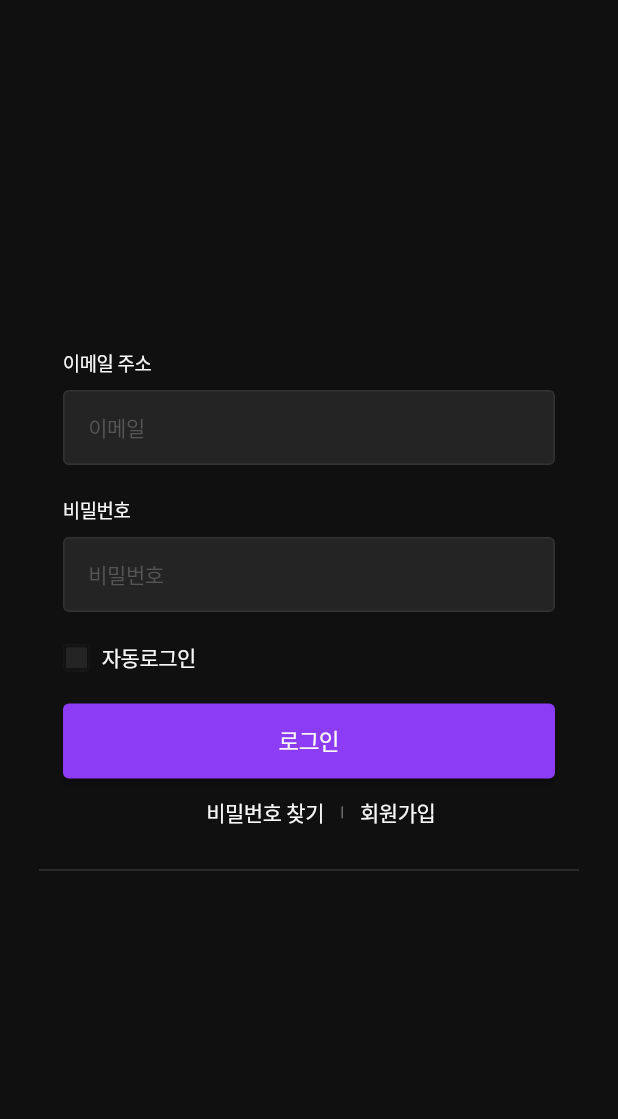
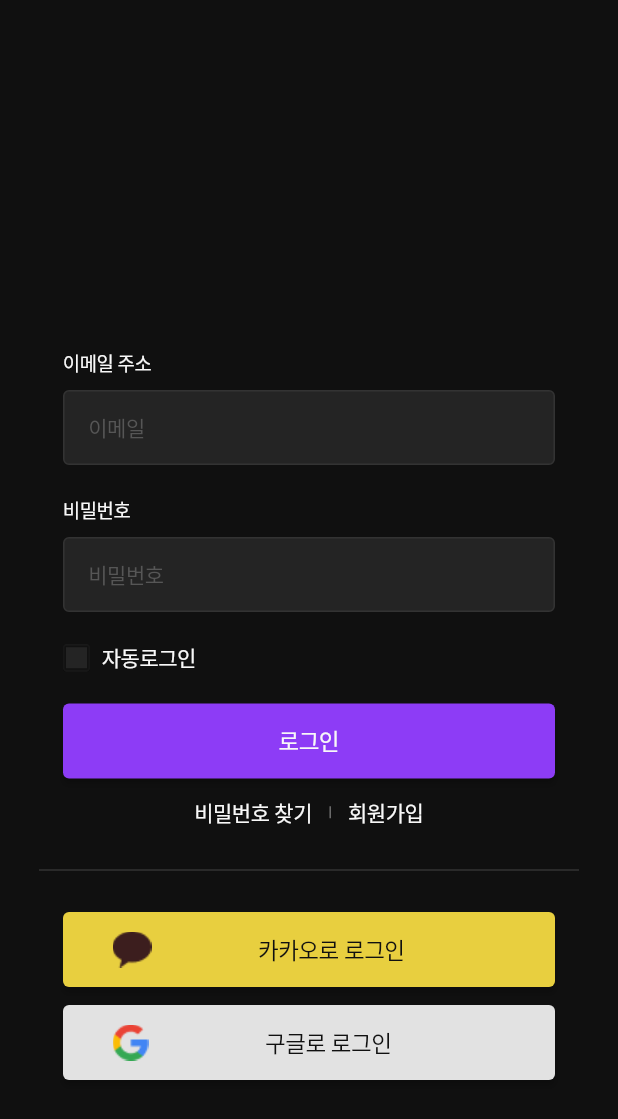
Before and after one commit to cos-quare/cosquare-app, a Flutter app: the screen it shows after launch, on a phone screen of 412 x 824 dp. Shown: the top 1119 px of the screen. Run offline on Flutter 3.47's test engine with Material 2 defaults, Android fonts, the phone set to English and light mode, and no system bars; Roboto replaces fonts that are missing (Pretendard).

Commit message:
:sparkles: "login 화면 UI" - login 화면 UI 작업 중

```diff
--- a/lib/screens/login_screen.dart
+++ b/lib/screens/login_screen.dart
@@ -116,7 +116,7 @@ class _LoginScreenState extends State<LoginScreen> {
                   ),
                 ),
                 Padding(
-                  padding: const EdgeInsets.fromLTRB(16, 0, 0, 20),
+                  padding: const EdgeInsets.fromLTRB(0, 0, 0, 20),
                   child: Row(
                     mainAxisAlignment: MainAxisAlignment.center,
                     children: [
@@ -151,6 +151,92 @@ class _LoginScreenState extends State<LoginScreen> {
                 Divider(
                   color: const Color(0xff333333),
                   thickness: 1,
+                ),
+                Padding(
+                  padding: const EdgeInsets.fromLTRB(16, 20, 16, 0),
+                  child: ElevatedButton(
+                    onPressed: () {},
+                    child: Row(
+                      mainAxisAlignment: MainAxisAlignment.start,
+                      children: [
+                        Padding(
+                          padding: const EdgeInsets.fromLTRB(33, 13, 40, 13),
+                          child: Image.asset(
+                            'assets/images/kakaologo.png',
+                            width: 26,
+                            height: 24,
+                          ),
+                        ),
+                        Container(
+                          width: 160,
+                          height: 23,
+                          child: const FittedBox(
+                              fit: BoxFit.none,
+                              child: Text(
+                                '카카오로 로그인',
+                                overflow: TextOverflow.visible,
+                                textAlign: TextAlign.left,
+                                style: TextStyle(
+                                  fontSize: 15.0,
+                                  fontWeight: FontWeight.w500,
+                                  color: const Color(0xff101010),
+                                  letterSpacing: -0.32,
+                                ),
+                              )),
+                        )
+                      ],
+                    ),
+                    style: ElevatedButton.styleFrom(
+                      primary: const Color(0xffE8CF3F),
+                      minimumSize: Size.fromHeight(50),
+                      shape: RoundedRectangleBorder(
+                          borderRadius: BorderRadius.circular(4.0)),
+                      padding: EdgeInsets.zero,
+                    ),
+                  ),
+                ),
+                Padding(
+                  padding: const EdgeInsets.fromLTRB(16, 12, 16, 0),
+                  child: ElevatedButton(
+                    onPressed: () {},
+                    child: Row(
+                      mainAxisAlignment: MainAxisAlignment.start,
+                      children: [
+                        Padding(
+                          padding: const EdgeInsets.fromLTRB(33, 13, 40, 13),
+                          child: Image.asset(
+                            'assets/images/glogo.png',
+                            width: 24,
+                            height: 24,
+                          ),
+                        ),
+                        Container(
+                          width: 160,
+                          height: 23,
+                          child: const FittedBox(
+                              fit: BoxFit.none,
+                              child: Text(
+                                '구글로 로그인',
+                                overflow: TextOverflow.visible,
+                                textAlign: TextAlign.left,
+                                style: TextStyle(
+                                  fontSize: 15.0,
+                                  fontWeight: FontWeight.w500,
+                                  color: const Color(0xff101010),
+                                  letterSpacing: -0.32,
+                                ),
+                              )),
+                        )
+                      ],
+                    ),
+                    style: ElevatedButton.styleFrom(
+                      primary: const Color(0xffE2E2E2),
+                      minimumSize: Size.fromHeight(50),
+                      shape: RoundedRectangleBorder(
+                          borderRadius: BorderRadius.circular(4.0)),
+                      padding: EdgeInsets.zero,
+                    ),
+                  ),
                 )
               ],
             ),
--- a/pubspec.yaml
+++ b/pubspec.yaml
@@ -73,6 +73,10 @@ flutter:
   #         weight: 700
   #
   # For details regarding fonts from package dependencies,
+  assets:
+    - assets/images/glogo.png
+    - assets/images/kakaologo.png
+
   fonts:
     - family: Pretendard
       fonts:
```
Also changed, not shown: assets/images/glogo.png (added), assets/images/kakaologo.png (added).
